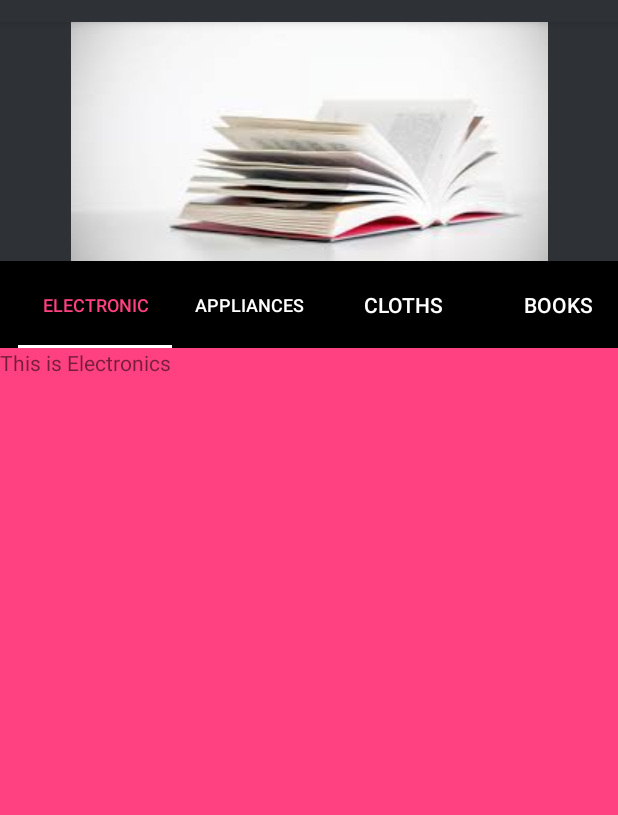
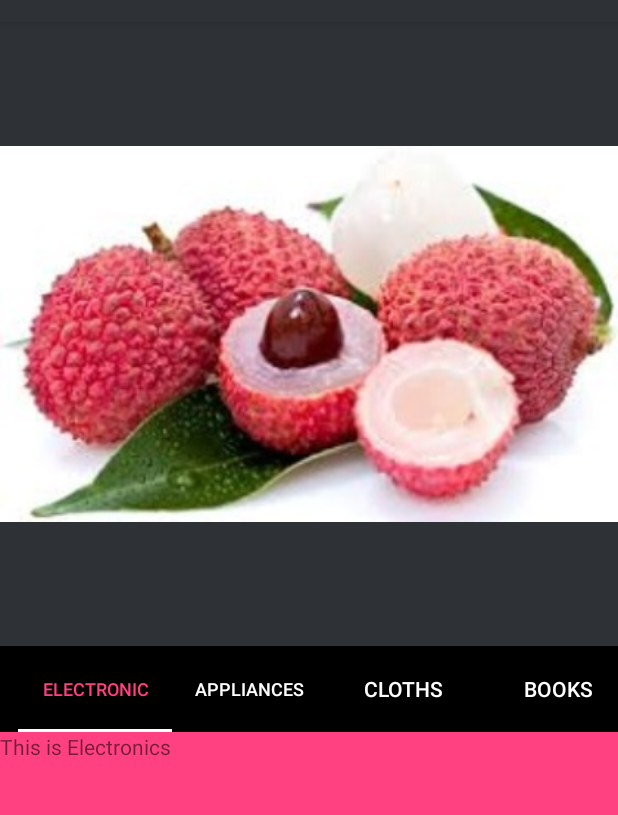
Before and after one commit to yagnik29/Ecommerce, an Android app: the HomeScreen screen opened directly, with no data from a screen before it, on a phone screen of 412 x 824 dp, the part 62-877 px from its top. Run offline under Robolectric (Android 15) with nearby library versions, the phone set to English and light mode, and no system bars.

Commit message:
Added View Flipper

```diff
--- a/app/src/main/java/demo/example/com/ecommerce/HomeScreen.java
+++ b/app/src/main/java/demo/example/com/ecommerce/HomeScreen.java
@@ -10,14 +10,20 @@ import android.support.v4.view.ViewPager;
 import android.support.v7.app.AppCompatActivity;
 import android.support.v7.widget.Toolbar;
 import android.view.View;
+import android.view.animation.Animation;
+import android.view.animation.AnimationUtils;
 import android.widget.ImageView;
 import android.widget.TextView;
+import android.widget.ViewFlipper;
 
 public class HomeScreen extends AppCompatActivity {
 
     ImageView imageView;
     TabLayout tabLayout;
     ViewPager viewPager;
+    ViewFlipper viewFlipper;
+
+    int[] images = {R.drawable.litchi, R.drawable.mango, R.drawable.pineapple};
 
     @Override
     protected void onCreate(Bundle savedInstanceState) {
@@ -29,6 +35,22 @@ public class HomeScreen extends AppCompatActivity {
         imageView = (ImageView) findViewById(R.id.imageView);
         tabLayout = (TabLayout) findViewById(R.id.tablayout);
         viewPager = (ViewPager) findViewById(R.id.pager);
+        viewFlipper = (ViewFlipper) findViewById(R.id.flipper);
+
+
+        for (int i = 0; i < images.length; i++) {
+            imageView = new ImageView(this);
+            imageView.setImageResource(images[i]);
+            viewFlipper.addView(imageView);
+        }
+
+        Animation in = AnimationUtils.loadAnimation(this, android.R.anim.slide_in_left);
+        Animation out = AnimationUtils.loadAnimation(this, android.R.anim.slide_out_right);
+
+        viewFlipper.setInAnimation(in);
+        viewFlipper.setOutAnimation(out);
+        viewFlipper.setFlipInterval(3000);
+        viewFlipper.setAutoStart(true);
 
 
         imageView.setOnClickListener(new View.OnClickListener() {
@@ -36,7 +58,7 @@ public class HomeScreen extends AppCompatActivity {
             public void onClick(View view) {
                 Description description_frag = new Description();
                 FragmentTransaction ft = getFragmentManager().beginTransaction();
-                ft.replace(R.id.content_homescreen,description_frag);
+                ft.replace(R.id.content_homescreen, description_frag);
                 ft.addToBackStack("B");
                 ft.commit();
 
@@ -44,10 +66,10 @@ public class HomeScreen extends AppCompatActivity {
         });
 
         Tab_Adapter tab_adapter = new Tab_Adapter(getSupportFragmentManager());
-        tab_adapter.addFragment(new Electroincs(),"Electronic");
-        tab_adapter.addFragment(new Appliances(),"Appliances");
-        tab_adapter.addFragment(new Clothing(),"Cloths");
-        tab_adapter.addFragment(new Books(),"Books");
+        tab_adapter.addFragment(new Electroincs(), "Electronic");
+        tab_adapter.addFragment(new Appliances(), "Appliances");
+        tab_adapter.addFragment(new Clothing(), "Cloths");
+        tab_adapter.addFragment(new Books(), "Books");
 
         viewPager.setAdapter(tab_adapter);
         tabLayout.setupWithViewPager(viewPager);
--- a/app/src/main/res/layout/content_homescreen.xml
+++ b/app/src/main/res/layout/content_homescreen.xml
@@ -14,28 +14,26 @@
         android:layout_width="match_parent"
         android:layout_height="match_parent"
         android:orientation="vertical"
-        android:weightSum="2"
-        >
+        android:weightSum="2">
 
-        <ImageView
+        <ViewFlipper
+            android:id="@+id/flipper"
             android:layout_width="match_parent"
             android:layout_height="wrap_content"
-            android:layout_gravity="top"
-            android:id="@+id/imageView"
-            android:src="@drawable/book" />
+            android:layout_weight="1.5"></ViewFlipper>
 
         <android.support.design.widget.TabLayout
             android:id="@+id/tablayout"
             android:layout_width="match_parent"
             android:layout_height="48dp"
+            android:layout_weight="0.06"
             android:background="#000000"
-            app:tabIndicatorColor="#ffffff"
             android:paddingLeft="12dp"
             android:paddingRight="12dp"
+            android:textAlignment="center"
+            app:tabIndicatorColor="#ffffff"
             app:tabSelectedTextColor="@color/colorAccent"
-            app:tabTextColor="#ffffff"
-            android:textAlignment="center"
-            android:layout_weight="0.06">
+            app:tabTextColor="#ffffff">
 
         </android.support.design.widget.TabLayout>
 
@@ -43,7 +41,7 @@
             android:id="@+id/pager"
             android:layout_width="match_parent"
             android:layout_height="221dp"
-            android:layout_weight="2">
+            android:layout_weight="0.5">
         </android.support.v4.view.ViewPager>
 
 
```
Also changed, not shown: app/src/main/res/drawable/apple.jpeg (added), app/src/main/res/drawable/litchi.jpg (added), app/src/main/res/drawable/mango.jpg (added), app/src/main/res/drawable/pineapple.jpg (added).
